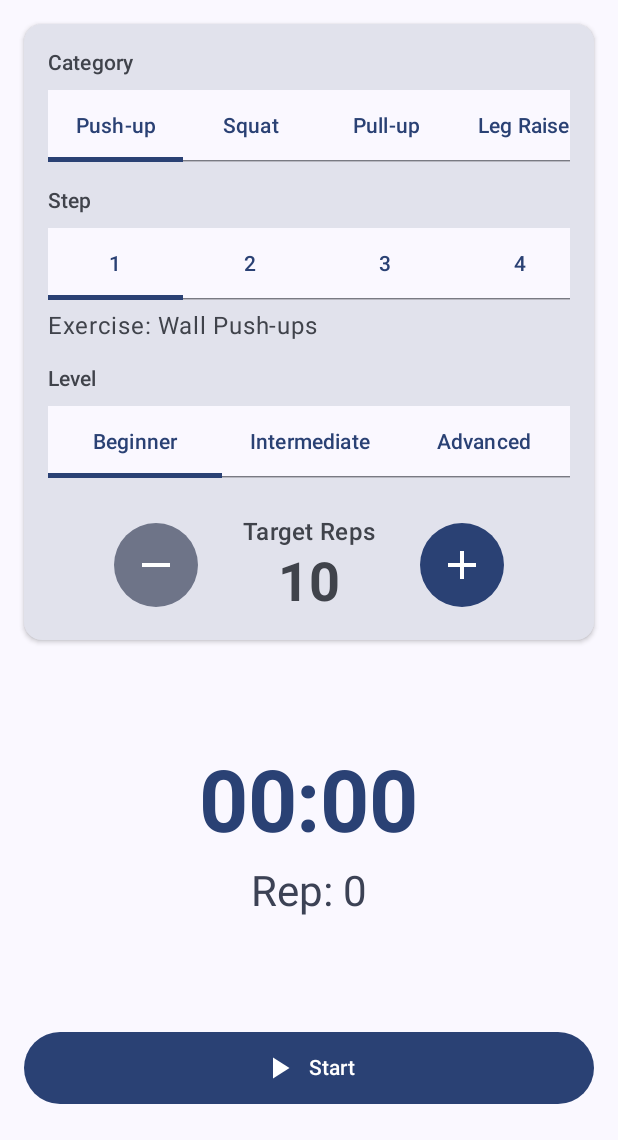
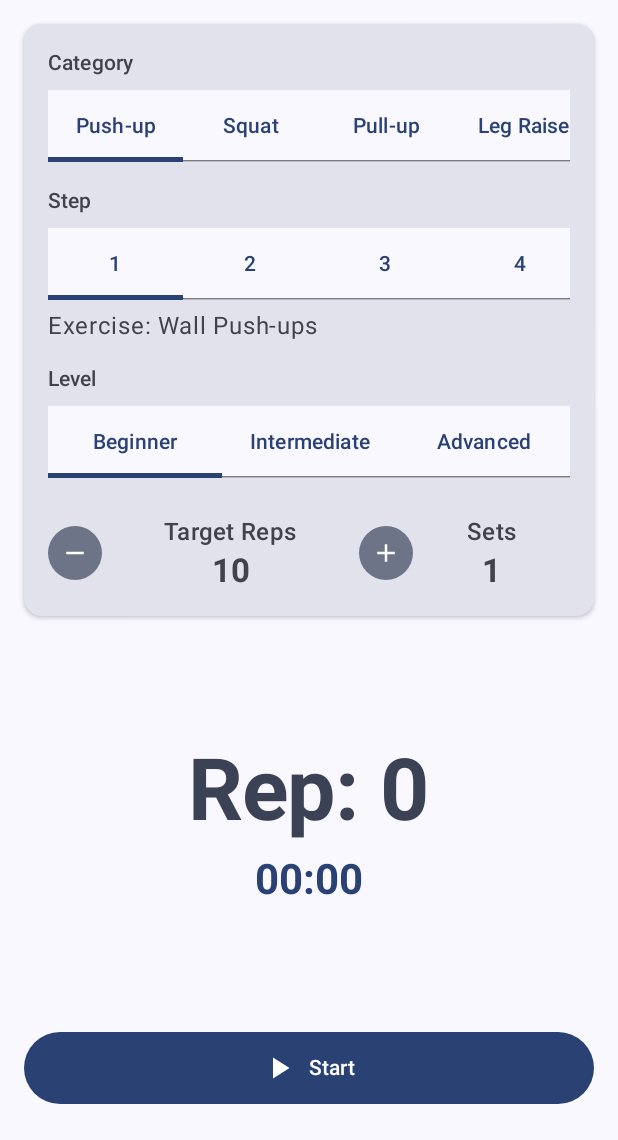
Before and after one commit to matsudo840/conviction-timer-app, an Android app built with Jetpack Compose: the screen it shows after launch (MainActivity), on a phone screen of 412 x 824 dp, the part 96-1236 px from its top. Run offline under Robolectric (Android 15) with nearby library versions, the phone set to English and light mode, and no system bars; our stand-ins replace livedata-compose.

Commit message:
improve UI

```diff
--- a/app/src/main/java/com/example/convictiontimer/MainActivity.kt
+++ b/app/src/main/java/com/example/convictiontimer/MainActivity.kt
@@ -106,11 +106,19 @@ fun ExerciseSelectionCard(timerViewModel: TimerViewModel) {
         Column(modifier = Modifier.padding(16.dp)) {
             ExerciseSelection(timerViewModel = timerViewModel)
             Spacer(modifier = Modifier.height(24.dp))
-            RepsAdjustmentControls(
-                totalReps = totalReps,
-                onIncrement = { timerViewModel.incrementTotalReps() },
-                onDecrement = { timerViewModel.decrementTotalReps() }
-            )
+            Row(
+                modifier = Modifier.fillMaxWidth(),
+                horizontalArrangement = Arrangement.SpaceAround,
+                verticalAlignment = Alignment.CenterVertically
+            ) {
+                RepsAdjustmentControls(
+                    totalReps = totalReps,
+                    onIncrement = { timerViewModel.incrementTotalReps() },
+                    onDecrement = { timerViewModel.decrementTotalReps() },
+                    modifier = Modifier.weight(0.7f)
+                )
+                SetsDisplay(timerViewModel = timerViewModel, modifier = Modifier.weight(0.3f))
+            }
         }
     }
 }
@@ -221,16 +229,17 @@ fun TimerDisplay(timerText: String, currentRep: Int) {
         modifier = Modifier.padding(vertical = 16.dp)
     ) {
         Text(
-            text = timerText,
+            text = "Rep: $currentRep",
             style = MaterialTheme.typography.displayLarge,
             fontWeight = FontWeight.Bold,
-            color = MaterialTheme.colorScheme.primary
+            color = MaterialTheme.colorScheme.secondary
         )
         Spacer(modifier = Modifier.height(8.dp))
         Text(
-            text = "Rep: $currentRep",
+            text = timerText,
             style = MaterialTheme.typography.headlineMedium,
-            color = MaterialTheme.colorScheme.secondary
+            fontWeight = FontWeight.Bold,
+            color = MaterialTheme.colorScheme.primary
         )
     }
 }
@@ -239,36 +248,38 @@ fun TimerDisplay(timerText: String, currentRep: Int) {
 fun RepsAdjustmentControls(
     totalReps: Int,
     onIncrement: () -> Unit,
-    onDecrement: () -> Unit
+    onDecrement: () -> Unit,
+    modifier: Modifier = Modifier
 ) {
     val haptic = LocalHapticFeedback.current
 
     Row(
         verticalAlignment = Alignment.CenterVertically,
         horizontalArrangement = Arrangement.Center,
-        modifier = Modifier.fillMaxWidth()
+        modifier = modifier
     ) {
         FilledTonalIconButton(
             onClick = {
                 haptic.performHapticFeedback(HapticFeedbackType.LongPress)
                 onDecrement()
             },
-            modifier = Modifier.size(56.dp),
+            modifier = Modifier.size(36.dp),
             shape = CircleShape,
             enabled = (totalReps > 0)
         ) {
             Icon(
                 Icons.Filled.Remove,
                 contentDescription = "回数を減らす",
-                modifier = Modifier.size(32.dp)
+                modifier = Modifier.size(20.dp),
+                tint = MaterialTheme.colorScheme.onPrimaryContainer
             )
         }
 
-        Spacer(modifier = Modifier.width(24.dp))
+        Spacer(modifier = Modifier.width(8.dp))
 
         Column(
             horizontalAlignment = Alignment.CenterHorizontally,
-            modifier = Modifier.width(100.dp)
+            modifier = Modifier.weight(1f)
         ) {
             Text(
                 text = "Target Reps",
@@ -276,27 +287,47 @@ fun RepsAdjustmentControls(
             )
             Text(
                 text = totalReps.toString(),
-                style = MaterialTheme.typography.displaySmall,
+                style = MaterialTheme.typography.titleLarge,
                 fontWeight = FontWeight.Bold
             )
         }
 
-        Spacer(modifier = Modifier.width(24.dp))
+        Spacer(modifier = Modifier.width(8.dp))
 
-        FilledIconButton(
+        FilledTonalIconButton(
             onClick = {
                 haptic.performHapticFeedback(HapticFeedbackType.LongPress)
                 onIncrement()
             },
-            modifier = Modifier.size(56.dp),
+            modifier = Modifier.size(36.dp),
             shape = CircleShape
         ) {
             Icon(
                 Icons.Filled.Add,
                 contentDescription = "回数を増やす",
-                modifier = Modifier.size(32.dp)
+                modifier = Modifier.size(20.dp),
+                tint = MaterialTheme.colorScheme.onPrimaryContainer
             )
         }
+    }
+}
+
+@Composable
+fun SetsDisplay(timerViewModel: TimerViewModel, modifier: Modifier = Modifier) {
+    val sets by timerViewModel.sets.collectAsState()
+    Column(
+        horizontalAlignment = Alignment.CenterHorizontally,
+        modifier = modifier.fillMaxWidth()
+    ) {
+        Text(
+            text = "Sets",
+            style = MaterialTheme.typography.titleMedium
+        )
+        Text(
+            text = sets.toString(),
+            style = MaterialTheme.typography.titleLarge,
+            fontWeight = FontWeight.Bold
+        )
     }
 }
 
--- a/app/src/main/java/com/example/convictiontimer/TimerRepository.kt
+++ b/app/src/main/java/com/example/convictiontimer/TimerRepository.kt
@@ -69,6 +69,12 @@ class TimerRepository(private val application: Application) {
         }?.totalReps ?: 0
     }
 
+    fun getSetsForLevel(category: String, step: String, exerciseName: String, level: String): Int {
+        return exercises.find {
+            it.category == category && it.step.toString() == step && it.name == exerciseName && it.level == level
+        }?.sets ?: 0
+    }
+
     fun saveCategorySelectionState(category: String, state: CategorySelectionState) {
         val json = gson.toJson(state)
         sharedPreferences.edit().putString("selection_state_$category", json).apply()
--- a/app/src/main/java/com/example/convictiontimer/TimerViewModel.kt
+++ b/app/src/main/java/com/example/convictiontimer/TimerViewModel.kt
@@ -67,6 +67,9 @@ class TimerViewModel(
 
     private val _selectedLevel = MutableStateFlow("")
     val selectedLevel: StateFlow<String> = _selectedLevel.asStateFlow()
+
+    private val _sets = MutableStateFlow(0)
+    val sets: StateFlow<Int> = _sets.asStateFlow()
 
 
 
@@ -171,6 +174,8 @@ class TimerViewModel(
         _selectedLevel.value = level
         val totalReps = repository.getTotalRepsForLevel(_selectedCategory.value, _selectedStep.value, _selectedExercise.value, level)
         _totalReps.value = totalReps
+        val sets = repository.getSetsForLevel(_selectedCategory.value, _selectedStep.value, _selectedExercise.value, level)
+        _sets.value = sets
         // Save the current selection for the category
         repository.saveCategorySelectionState(
             _selectedCategory.value,
```
